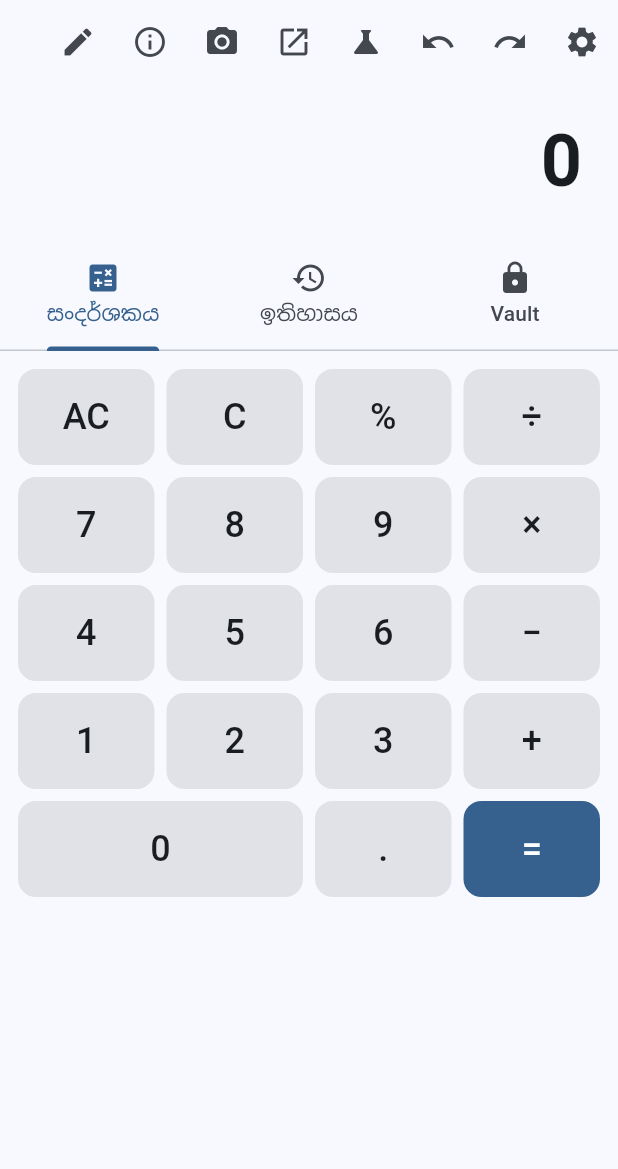
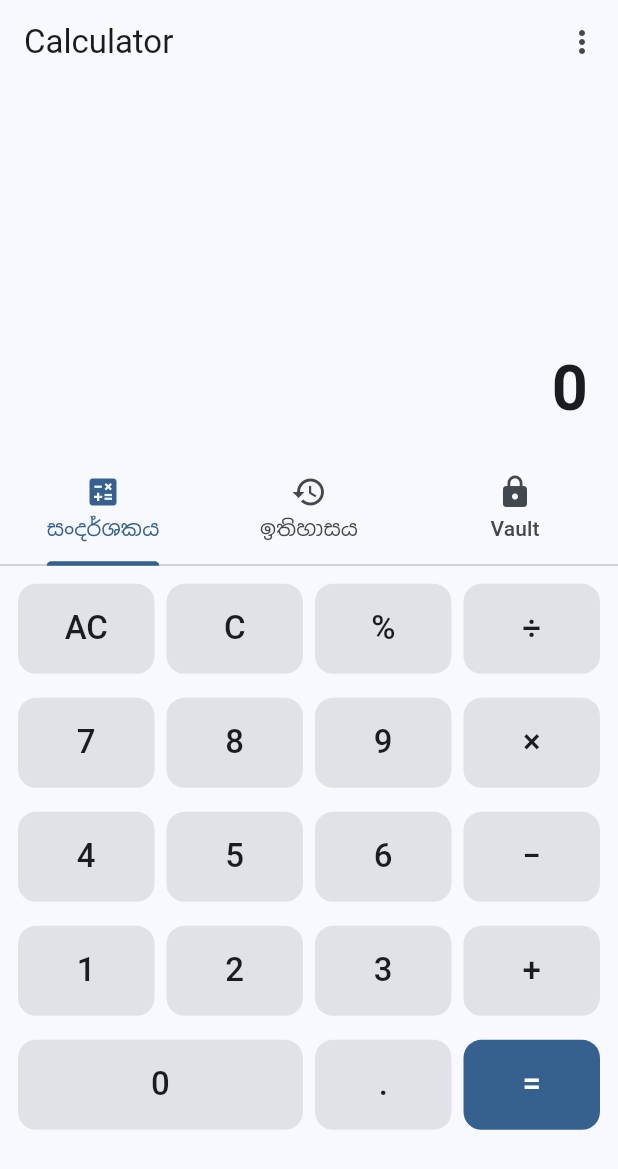
Before and after one commit to janithsuraweera/Calculator, a Flutter app: the screen it shows after launch, on a phone screen of 412 x 824 dp. Shown: the top 1169 px of the screen. Run offline on Flutter 3.47's test engine with Material 3 defaults, Android fonts, the phone set to English and light mode, and no system bars; our stand-ins replace camera, local_auth, math_expressions, package_info_plus, shared_preferences; missing offline and left inert: google_mlkit_text_recognition.

Commit message:
Enhance EnhancedCalculatorScreen and related widgets for responsive design
- Implement responsive sizing for buttons, display, and keypads based on screen dimensions.
- Refactor app bar actions to adapt to smaller screens, providing a compact view.
- Adjust padding and font sizes in CalculatorDisplay and CalculatorButton for better usability on various screen sizes.
- Ensure consistent layout and spacing across different components to improve overall user experience.

```diff
--- a/lib/screens/enhanced_calculator_screen.dart
+++ b/lib/screens/enhanced_calculator_screen.dart
@@ -367,6 +367,9 @@
   @override
   Widget build(BuildContext context) {
     final localizations = AppLocalizations.of(context)!;
+    final mediaQuery = MediaQuery.of(context);
+    final screenWidth = mediaQuery.size.width;
+    final screenHeight = mediaQuery.size.height;
 
     return GestureDetector(
       onPanStart: _handleSwipeStart,
@@ -375,7 +378,262 @@
       child: Scaffold(
         appBar: AppBar(
           title: const Text('Calculator'),
-          actions: [
+          // Hide some actions on smaller screens to save space
+          actions: screenWidth < 600
+              ? _buildCompactAppBarActions(context, localizations)
+              : _buildFullAppBarActions(context, localizations),
+        ),
+        body: SafeArea(
+          child: Stack(
+            children: [
+              Column(
+                children: [
+                  // Display
+                  CalculatorDisplay(
+                    expression: _expression,
+                    result: _result,
+                    isError: _isError,
+                  ),
+                  // Handwriting input overlay
+                  if (_showHandwriting)
+                    Container(
+                      padding: EdgeInsets.all(screenWidth < 360 ? 12 : 16),
+                      child: HandwritingInput(
+                        onExpressionRecognized: (expr) {
+                          setState(() {
+                            _expression = expr;
+                            _evaluateExpression();
+                            _showHandwriting = false;
+                          });
+                        },
+                      ),
+                    ),
+                  // Step-by-step view
+                  if (_showStepByStep && _expression.isNotEmpty)
+                    Expanded(
+                      child: SingleChildScrollView(
+                        padding: EdgeInsets.all(screenWidth < 360 ? 12 : 16),
+                        child: StepByStepView(expression: _expression),
+                      ),
+                    ),
+                  // Tabs
+                  if (!_showStepByStep)
+                    TabBar(
+                      controller: _tabController,
+                      tabs: [
+                        Tab(
+                          icon: const Icon(Icons.calculate),
+                          text: screenWidth < 360
+                              ? null
+                              : localizations.display,
+                        ),
+                        Tab(
+                          icon: const Icon(Icons.history),
+                          text: screenWidth < 360
+                              ? null
+                              : localizations.history,
+                        ),
+                        Tab(
+                          icon: const Icon(Icons.lock),
+                          text: screenWidth < 360 ? null : 'Vault',
+                        ),
+                      ],
+                    ),
+                  // Tab content
+                  if (!_showStepByStep)
+                    Expanded(
+                      child: IndexedStack(
+                        index: _selectedTabIndex,
+                        children: [
+                          // Calculator tab
+                          CalculatorKeypad(
+                            isScientificMode: _isScientificMode,
+                            onButtonPressed: _onButtonPressed,
+                          ),
+                          // History tab
+                          HistoryPanel(
+                            history: _history,
+                            onHistoryItemTap: _onHistoryItemTap,
+                            onClearHistory: _clearHistory,
+                          ),
+                          // Vault tab
+                          FutureBuilder<List<CalculationHistory>>(
+                            future: VaultManager.getVaultEntries(),
+                            builder: (context, snapshot) {
+                              if (snapshot.hasData &&
+                                  snapshot.data!.isNotEmpty) {
+                                return HistoryPanel(
+                                  history: snapshot.data!,
+                                  onHistoryItemTap: _onHistoryItemTap,
+                                  onClearHistory: () async {
+                                    await VaultManager.clearVault();
+                                  },
+                                );
+                              }
+                              return Center(child: Text('Vault is empty'));
+                            },
+                          ),
+                        ],
+                      ),
+                    ),
+                ],
+              ),
+              // Floating calculator overlay
+              if (_showFloating)
+                Positioned(
+                  top: screenHeight < 700 ? 80 : 100,
+                  right: screenWidth < 360 ? 10 : 20,
+                  child: FloatingCalculator(),
+                ),
+            ],
+          ),
+        ),
+      ),
+    );
+  }
+
+  /// Build compact app bar actions for smaller screens
+  List<Widget> _buildCompactAppBarActions(
+    BuildContext context,
+    AppLocalizations localizations,
+  ) {
+    return [
+      PopupMenuButton<String>(
+        icon: const Icon(Icons.more_vert),
+        tooltip: 'More',
+        onSelected: (value) {
+          switch (value) {
+            case 'handwriting':
+              setState(() {
+                _showHandwriting = !_showHandwriting;
+              });
+              break;
+            case 'step':
+              setState(() {
+                _showStepByStep = !_showStepByStep;
+              });
+              break;
+            case 'ar':
+              _showARMode(context);
+              break;
+            case 'floating':
+              setState(() {
+                _showFloating = !_showFloating;
+              });
+              break;
+            case 'mode':
+              _toggleScientificMode();
+              break;
+            case 'undo':
+              _undo();
+              break;
+            case 'redo':
+              _redo();
+              break;
+            case 'settings':
+              _showSettings(context, localizations);
+              break;
+          }
+        },
+        itemBuilder: (context) => [
+          PopupMenuItem(
+            value: 'handwriting',
+            child: Row(
+              children: [
+                const Icon(Icons.edit, size: 20),
+                const SizedBox(width: 8),
+                const Text('Handwriting'),
+              ],
+            ),
+          ),
+          PopupMenuItem(
+            value: 'step',
+            child: Row(
+              children: [
+                const Icon(Icons.info_outline, size: 20),
+                const SizedBox(width: 8),
+                const Text('Step-by-Step'),
+              ],
+            ),
+          ),
+          PopupMenuItem(
+            value: 'ar',
+            child: Row(
+              children: [
+                const Icon(Icons.camera_alt, size: 20),
+                const SizedBox(width: 8),
+                const Text('AR Mode'),
+              ],
+            ),
+          ),
+          PopupMenuItem(
+            value: 'floating',
+            child: Row(
+              children: [
+                const Icon(Icons.open_in_new, size: 20),
+                const SizedBox(width: 8),
+                const Text('Floating'),
+              ],
+            ),
+          ),
+          PopupMenuItem(
+            value: 'mode',
+            child: Row(
+              children: [
+                Icon(
+                  _isScientificMode ? Icons.calculate : Icons.science,
+                  size: 20,
+                ),
+                const SizedBox(width: 8),
+                Text(
+                  _isScientificMode
+                      ? localizations.basicMode
+                      : localizations.scientificMode,
+                ),
+              ],
+            ),
+          ),
+          PopupMenuItem(
+            value: 'undo',
+            child: Row(
+              children: [
+                const Icon(Icons.undo, size: 20),
+                const SizedBox(width: 8),
+                Text(localizations.undo),
+              ],
+            ),
+          ),
+          PopupMenuItem(
+            value: 'redo',
+            child: Row(
+              children: [
+                const Icon(Icons.redo, size: 20),
+                const SizedBox(width: 8),
+                Text(localizations.redo),
+              ],
+            ),
+          ),
+          PopupMenuItem(
+            value: 'settings',
+            child: Row(
+              children: [
+                const Icon(Icons.settings, size: 20),
+                const SizedBox(width: 8),
+                Text(localizations.settings),
+              ],
+            ),
+          ),
+        ],
+      ),
+    ];
+  }
+
+  /// Build full app bar actions for larger screens
+  List<Widget> _buildFullAppBarActions(
+    BuildContext context,
+    AppLocalizations localizations,
+  ) {
+    return [
       // Handwriting mode
       IconButton(
         icon: const Icon(Icons.edit),
@@ -399,21 +657,7 @@
       // AR mode
       IconButton(
         icon: const Icon(Icons.camera_alt),
-              onPressed: () async {
-                final result = await Navigator.push(
-                  context,
-                  MaterialPageRoute(
-                    builder: (context) =>
-                        ARCameraView(onExpressionRecognized: (expr) {}),
-                  ),
-                );
-                if (result != null && result is String) {
-                  setState(() {
-                    _expression = result;
-                    _evaluateExpression();
-                  });
-                }
-              },
+        onPressed: () => _showARMode(context),
         tooltip: 'AR Mode',
       ),
       // Floating calculator
@@ -449,19 +693,42 @@
       // Settings
       IconButton(
         icon: const Icon(Icons.settings),
-              onPressed: () async {
+        onPressed: () => _showSettings(context, localizations),
+        tooltip: localizations.settings,
+      ),
+    ];
+  }
+
+  /// Show AR mode
+  Future<void> _showARMode(BuildContext context) async {
+    final result = await Navigator.push(
+      context,
+      MaterialPageRoute(
+        builder: (context) => ARCameraView(onExpressionRecognized: (expr) {}),
+      ),
+    );
+    if (result != null && result is String && mounted) {
+      setState(() {
+        _expression = result;
+        _evaluateExpression();
+      });
+    }
+  }
+
+  /// Show settings dialog
+  Future<void> _showSettings(
+    BuildContext context,
+    AppLocalizations localizations,
+  ) async {
     if (!mounted) return;
 
-                final currentTheme =
-                    Theme.of(context).brightness == Brightness.dark
+    final currentTheme = Theme.of(context).brightness == Brightness.dark
         ? ThemeMode.dark
         : ThemeMode.light;
-                final currentAccentColorIndex =
-                    await ThemeManager.getAccentColorIndex();
+    final currentAccentColorIndex = await ThemeManager.getAccentColorIndex();
 
     if (!mounted) return;
     final result = await showDialog<Map<String, dynamic>>(
-                  // ignore: use_build_context_synchronously
       context: context,
       builder: (context) => EnhancedSettingsDialog(
         currentTheme: currentTheme,
@@ -471,108 +738,7 @@
 
     if (result != null && mounted) {
       await ThemeManager.setThemeMode(result['theme'] as ThemeMode);
-                  await ThemeManager.setAccentColorIndex(
-                    result['accentColorIndex'] as int,
-                  );
-                  // Theme will be updated by the parent widget
-                }
-              },
-              tooltip: localizations.settings,
-            ),
-          ],
-        ),
-        body: Stack(
-          children: [
-            Column(
-              children: [
-                // Display
-                CalculatorDisplay(
-                  expression: _expression,
-                  result: _result,
-                  isError: _isError,
-                ),
-                // Handwriting input overlay
-                if (_showHandwriting)
-                  Container(
-                    padding: const EdgeInsets.all(16),
-                    child: HandwritingInput(
-                      onExpressionRecognized: (expr) {
-                        setState(() {
-                          _expression = expr;
-                          _evaluateExpression();
-                          _showHandwriting = false;
-                        });
-                      },
-                    ),
-                  ),
-                // Step-by-step view
-                if (_showStepByStep && _expression.isNotEmpty)
-                  Expanded(
-                    child: SingleChildScrollView(
-                      padding: const EdgeInsets.all(16),
-                      child: StepByStepView(expression: _expression),
-                    ),
-                  ),
-                // Tabs
-                if (!_showStepByStep)
-                  TabBar(
-                    controller: _tabController,
-                    tabs: [
-                      Tab(
-                        icon: const Icon(Icons.calculate),
-                        text: localizations.display,
-                      ),
-                      Tab(
-                        icon: const Icon(Icons.history),
-                        text: localizations.history,
-                      ),
-                      Tab(icon: const Icon(Icons.lock), text: 'Vault'),
-                    ],
-                  ),
-                // Tab content
-                if (!_showStepByStep)
-                  Expanded(
-                    child: IndexedStack(
-                      index: _selectedTabIndex,
-                      children: [
-                        // Calculator tab
-                        CalculatorKeypad(
-                          isScientificMode: _isScientificMode,
-                          onButtonPressed: _onButtonPressed,
-                        ),
-                        // History tab
-                        HistoryPanel(
-                          history: _history,
-                          onHistoryItemTap: _onHistoryItemTap,
-                          onClearHistory: _clearHistory,
-                        ),
-                        // Vault tab
-                        FutureBuilder<List<CalculationHistory>>(
-                          future: VaultManager.getVaultEntries(),
-                          builder: (context, snapshot) {
-                            if (snapshot.hasData && snapshot.data!.isNotEmpty) {
-                              return HistoryPanel(
-                                history: snapshot.data!,
-                                onHistoryItemTap: _onHistoryItemTap,
-                                onClearHistory: () async {
-                                  await VaultManager.clearVault();
-                                },
-                              );
-                            }
-                            return Center(child: Text('Vault is empty'));
-                          },
-                        ),
-                      ],
-                    ),
-                  ),
-              ],
-            ),
-            // Floating calculator overlay
-            if (_showFloating)
-              Positioned(top: 100, right: 20, child: FloatingCalculator()),
-          ],
-        ),
-      ),
-    );
+      await ThemeManager.setAccentColorIndex(result['accentColorIndex'] as int);
     }
   }
+}
--- a/lib/widgets/calculator_button.dart
+++ b/lib/widgets/calculator_button.dart
@@ -25,9 +25,21 @@
   Widget build(BuildContext context) {
     final theme = Theme.of(context);
     final colorScheme = theme.colorScheme;
+    final mediaQuery = MediaQuery.of(context);
+    final screenWidth = mediaQuery.size.width;
+
+    // Responsive sizing
+    // Smaller screens get smaller buttons
+    final double buttonPadding = screenWidth < 360 ? 3.0 : 4.0;
+    final double buttonHeight = screenWidth < 360
+        ? 56.0
+        : (screenWidth < 600 ? 60.0 : 64.0);
+    final double fontSize = screenWidth < 360
+        ? 20.0
+        : (screenWidth < 600 ? 22.0 : 24.0);
+    final double borderRadius = screenWidth < 360 ? 10.0 : 12.0;
 
     // Default colors based on button type
-    // Button type එක අනුව default colors
     final Color bgColor =
         backgroundColor ??
         (label == '='
@@ -40,35 +52,34 @@
     return Expanded(
       flex: isLarge ? 2 : 1,
       child: Padding(
-        padding: const EdgeInsets.all(4.0),
+        padding: EdgeInsets.all(buttonPadding),
         child: Material(
           color: bgColor,
-          borderRadius: BorderRadius.circular(12),
+          borderRadius: BorderRadius.circular(borderRadius),
           elevation: 0,
           child: InkWell(
             onTap: () {
               // Haptic feedback on tap
-              // Tap කිරීමේදී haptic feedback
               HapticFeedback.lightImpact();
               onTap?.call();
             },
             onLongPress: () {
               // Haptic feedback on long press
-              // Long press කිරීමේදී haptic feedback
               HapticFeedback.mediumImpact();
               onLongPress?.call();
             },
-            borderRadius: BorderRadius.circular(12),
+            borderRadius: BorderRadius.circular(borderRadius),
             child: Container(
-              height: 64,
+              height: buttonHeight,
               alignment: Alignment.center,
               child: Text(
                 label,
                 style: theme.textTheme.titleLarge?.copyWith(
                   color: txtColor,
                   fontWeight: FontWeight.w500,
-                  fontSize: 24,
+                  fontSize: fontSize,
                 ),
+                textScaleFactor: 1.0, // Prevent system font scaling
               ),
             ),
           ),
--- a/lib/widgets/calculator_display.dart
+++ b/lib/widgets/calculator_display.dart
@@ -18,9 +18,30 @@
   Widget build(BuildContext context) {
     final theme = Theme.of(context);
     final colorScheme = theme.colorScheme;
+    final mediaQuery = MediaQuery.of(context);
+    final screenWidth = mediaQuery.size.width;
+    final screenHeight = mediaQuery.size.height;
+
+    // Responsive sizing based on screen dimensions
+    // Use smaller sizes for smaller screens
+    final double padding = screenWidth < 360
+        ? 16.0
+        : (screenWidth < 600 ? 20.0 : 24.0);
+    final double expressionFontSize = screenWidth < 360
+        ? 18.0
+        : (screenWidth < 600 ? 20.0 : 24.0);
+    final double resultFontSize = screenWidth < 360
+        ? 36.0
+        : (screenWidth < 600 ? 42.0 : 48.0);
+
+    // Adjust height based on screen size, ensuring it's not too large on small screens
+    final double displayHeight = screenHeight < 700
+        ? (screenHeight * 0.25).clamp(150.0, 200.0)
+        : (screenHeight * 0.3).clamp(200.0, 250.0);
 
     return Container(
-      padding: const EdgeInsets.all(24.0),
+      height: displayHeight,
+      padding: EdgeInsets.all(padding),
       alignment: Alignment.centerRight,
       decoration: BoxDecoration(
         color: colorScheme.surface,
@@ -31,31 +52,31 @@
         crossAxisAlignment: CrossAxisAlignment.end,
         children: [
           // Expression display
-          // Expression display කිරීම
           if (expression.isNotEmpty)
             Padding(
-              padding: const EdgeInsets.only(bottom: 8.0),
+              padding: EdgeInsets.only(bottom: padding * 0.33),
               child: Text(
                 expression,
                 style: theme.textTheme.bodyLarge?.copyWith(
                   color: colorScheme.onSurface.withValues(alpha: 0.6),
-                  fontSize: 24,
+                  fontSize: expressionFontSize,
                 ),
                 maxLines: 2,
                 overflow: TextOverflow.ellipsis,
+                textScaleFactor: 1.0, // Prevent system font scaling
               ),
             ),
           // Result display
-          // Result display කිරීම
           Text(
             result.isEmpty ? '0' : result,
             style: theme.textTheme.displayMedium?.copyWith(
               color: isError ? colorScheme.error : colorScheme.onSurface,
               fontWeight: FontWeight.bold,
-              fontSize: 48,
+              fontSize: resultFontSize,
             ),
             maxLines: 1,
             overflow: TextOverflow.ellipsis,
+            textScaleFactor: 1.0, // Prevent system font scaling
           ),
         ],
       ),
--- a/lib/widgets/calculator_keypad.dart
+++ b/lib/widgets/calculator_keypad.dart
@@ -15,23 +15,33 @@
 
   @override
   Widget build(BuildContext context) {
+    final mediaQuery = MediaQuery.of(context);
+    final screenWidth = mediaQuery.size.width;
+
+    // Responsive padding and spacing
+    final double padding = screenWidth < 360 ? 6.0 : 8.0;
+    final double rowSpacing = screenWidth < 360 ? 6.0 : 8.0;
+
     return Padding(
-      padding: const EdgeInsets.all(8.0),
+      padding: EdgeInsets.all(padding),
       child: Column(
         children: [
           // Scientific functions row (shown only in scientific mode)
-          // විද්‍යාත්මක functions row (scientific mode එකේදී පමණක් පෙන්වනවා)
           if (isScientificMode) ...[
             _buildScientificRow1(context),
+            SizedBox(height: rowSpacing),
             _buildScientificRow2(context),
-            const SizedBox(height: 8),
+            SizedBox(height: rowSpacing),
           ],
           // Basic calculator rows
-          // මූලික calculator rows
           _buildBasicRow1(context),
+          SizedBox(height: rowSpacing),
           _buildBasicRow2(context),
+          SizedBox(height: rowSpacing),
           _buildBasicRow3(context),
+          SizedBox(height: rowSpacing),
           _buildBasicRow4(context),
+          SizedBox(height: rowSpacing),
           _buildBasicRow5(context),
         ],
       ),
```
Lines whose indentation alone changed are shown as unchanged.
